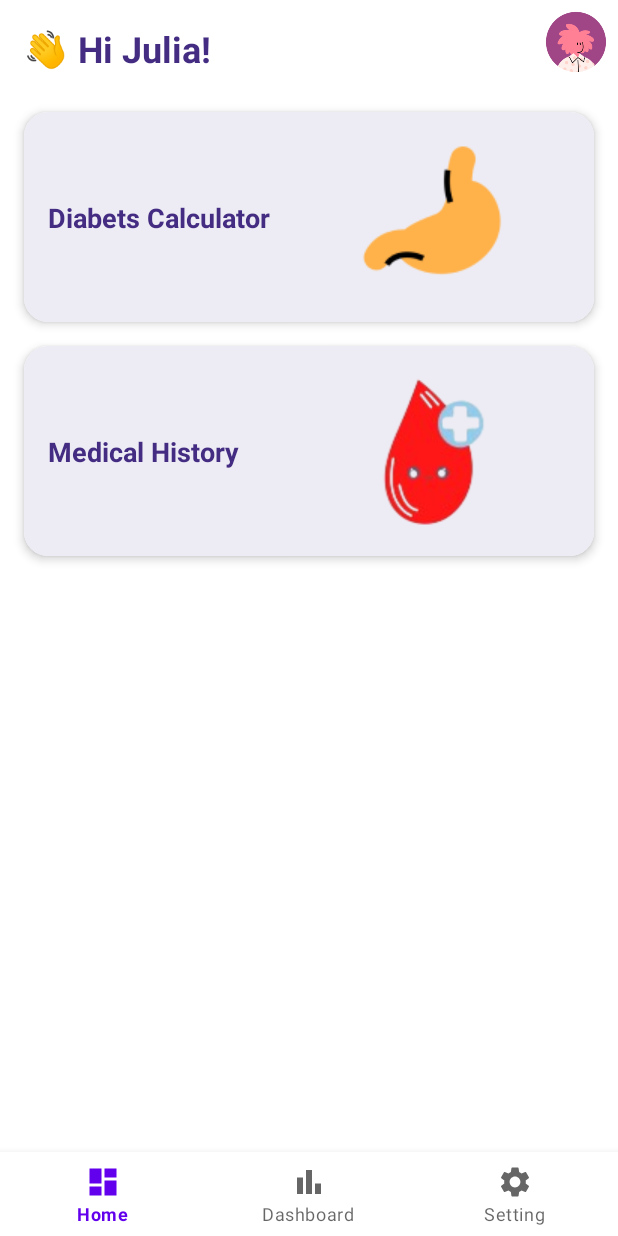
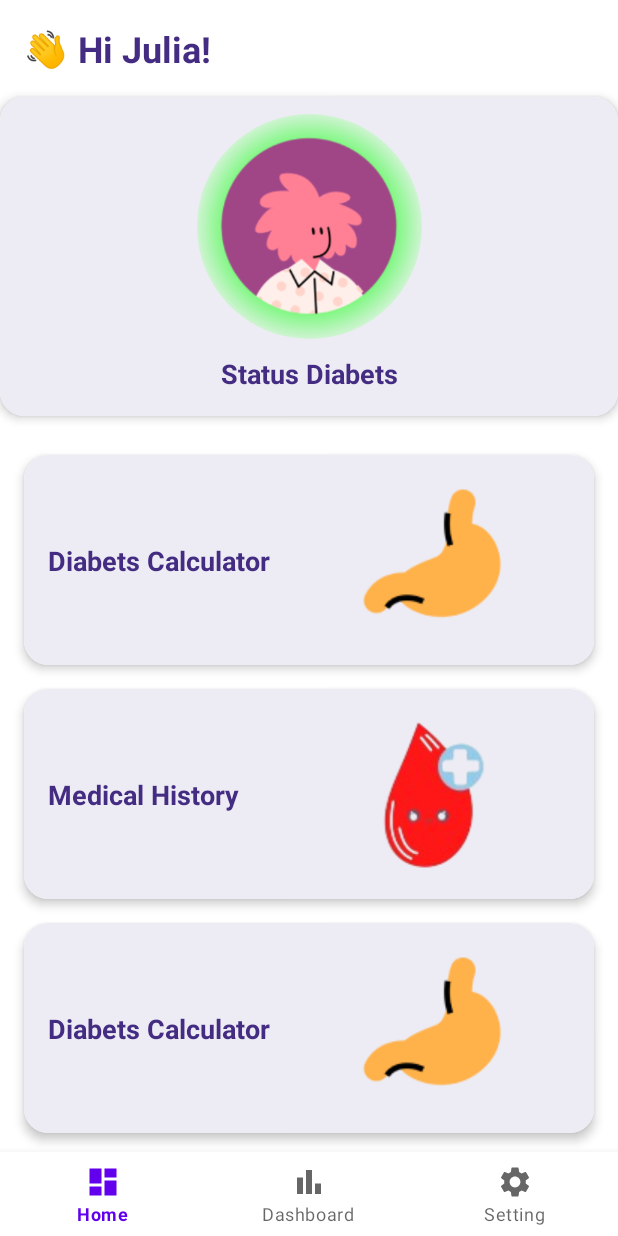
Before and after one commit to raffiMRG/C242-PS362_diabetes_risk_prediction, an Android app: the screen it shows after launch (MainActivity), after a tap on "Diabets Calculator", on a phone screen of 412 x 824 dp. Run offline under Robolectric (Android 15) with nearby library versions, the light colour scheme and no system bars; our stand-ins replace navigation-ui.

Commit message:
add hero identity in home

```diff
--- a/MD/app/src/main/java/com/capstone/diabticapp/ui/home/HomeFragment.kt
+++ b/MD/app/src/main/java/com/capstone/diabticapp/ui/home/HomeFragment.kt
@@ -26,6 +26,8 @@ class HomeFragment : Fragment() {
 
         val homeCards = listOf(
             HomeCardItem(R.drawable.ic_stomatch, "Diabets Calculator"),
+            HomeCardItem(R.drawable.ic_bloodrop, "Medical History"),
+            HomeCardItem(R.drawable.ic_stomatch, "Diabets Calculator"),
             HomeCardItem(R.drawable.ic_bloodrop, "Medical History")
         )
 
@@ -36,6 +38,7 @@ class HomeFragment : Fragment() {
             }
         }
 
+        binding.rvHomeCards.isNestedScrollingEnabled = false
         binding.rvHomeCards.layoutManager = LinearLayoutManager(requireContext())
         binding.rvHomeCards.adapter = adapter
     }
--- /dev/null
+++ b/MD/app/src/main/res/drawable/background_image.xml
@@ -0,0 +1,12 @@
+<?xml version="1.0" encoding="utf-8"?>
+<shape xmlns:android="http://schemas.android.com/apk/res/android"
+    android:shape="oval">
+    <gradient
+        android:type="radial"
+        android:gradientRadius="55%"
+        android:startColor="#FFFFFF"
+        android:centerColor="#CC00FF00"
+        android:endColor="#80F8F8F8"
+        android:centerX="50%"
+        android:centerY="50%" />
+</shape>
--- a/MD/app/src/main/res/layout/fragment_home.xml
+++ b/MD/app/src/main/res/layout/fragment_home.xml
@@ -1,4 +1,9 @@
 <?xml version="1.0" encoding="utf-8"?>
+<ScrollView
+    xmlns:android="http://schemas.android.com/apk/res/android"
+    xmlns:app="http://schemas.android.com/apk/res-auto"
+    android:layout_width="match_parent"
+    android:layout_height="match_parent">
 <androidx.constraintlayout.widget.ConstraintLayout
     xmlns:android="http://schemas.android.com/apk/res/android"
     xmlns:app="http://schemas.android.com/apk/res-auto"
@@ -17,23 +22,68 @@
         app:layout_constraintStart_toStartOf="parent"
         android:layout_margin="16dp" />
 
-    <ImageView
-        android:id="@+id/ivProfile"
-        android:layout_width="48dp"
-        android:layout_height="48dp"
-        android:src="@drawable/ic_profile"
-        app:layout_constraintTop_toTopOf="parent"
-        app:layout_constraintEnd_toEndOf="parent"
-        android:layout_margin="4dp" />
+    <androidx.cardview.widget.CardView
+        android:id="@+id/hero_status"
+        android:layout_width="match_parent"
+        android:layout_height="wrap_content"
+        app:cardCornerRadius="16dp"
+        app:cardElevation="4dp"
+        android:layout_marginTop="16dp"
+        app:layout_constraintTop_toBottomOf="@id/tvGreeting"
+        app:layout_constraintStart_toStartOf="parent">
+
+        <androidx.constraintlayout.widget.ConstraintLayout
+            android:layout_width="match_parent"
+            android:layout_height="wrap_content"
+            android:background="@color/light_gray"
+            android:paddingBottom="16dp">
+
+            <ImageView
+                android:layout_width="150dp"
+                android:layout_height="150dp"
+                android:background="@drawable/background_image"
+                app:layout_constraintTop_toTopOf="@id/ivProfile"
+                app:layout_constraintStart_toStartOf="@id/ivProfile"
+                app:layout_constraintEnd_toEndOf="@id/ivProfile"
+                app:layout_constraintBottom_toBottomOf="@id/ivProfile"/>
+
+            <ImageView
+                android:id="@+id/ivProfile"
+                android:layout_width="140dp"
+                android:layout_height="140dp"
+                android:src="@drawable/ic_profile"
+                app:layout_constraintTop_toTopOf="parent"
+                app:layout_constraintStart_toStartOf="parent"
+                app:layout_constraintEnd_toEndOf="parent"
+                android:layout_marginTop="16dp" />
+
+            <TextView
+                android:id="@+id/diabets_status"
+                android:layout_width="wrap_content"
+                android:layout_height="wrap_content"
+                android:text="Status Diabets"
+                android:textSize="18sp"
+                android:textStyle="bold"
+                android:textColor="@color/purple"
+                app:layout_constraintTop_toBottomOf="@id/ivProfile"
+                app:layout_constraintStart_toStartOf="parent"
+                app:layout_constraintEnd_toEndOf="parent"
+                android:layout_margin="16dp" />
+
+        </androidx.constraintlayout.widget.ConstraintLayout>
+    </androidx.cardview.widget.CardView>
+
 
     <androidx.recyclerview.widget.RecyclerView
         android:id="@+id/rvHomeCards"
         android:layout_width="match_parent"
-        android:layout_height="0dp"
-        app:layout_constraintTop_toBottomOf="@id/tvGreeting"
+        android:layout_height="wrap_content"
+        app:layout_constraintTop_toBottomOf="@id/hero_status"
         app:layout_constraintStart_toStartOf="parent"
         app:layout_constraintEnd_toEndOf="parent"
-        app:layout_constraintBottom_toBottomOf="parent"
         android:layout_marginTop="10dp"
-        android:padding="8dp" />
+        android:paddingTop="8dp"
+        android:paddingHorizontal="8dp"
+        android:paddingBottom="100dp" />
 </androidx.constraintlayout.widget.ConstraintLayout>
+</ScrollView>
```
